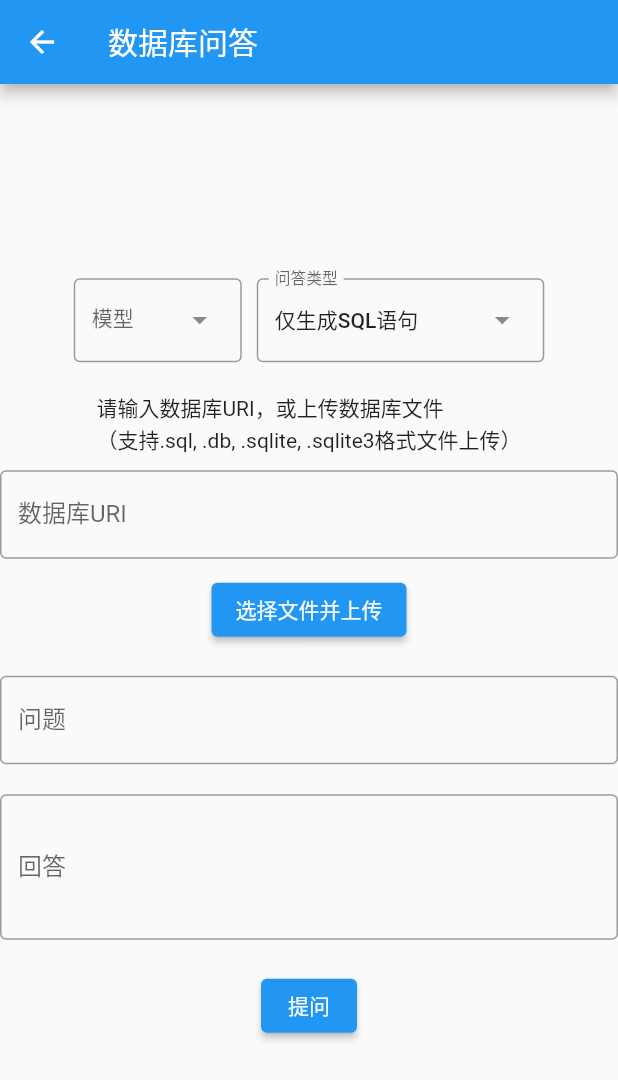
After one commit to zqwang-cn/llm-apps, a Flutter app: the SQLQA screen opened directly, on a phone screen of 412 x 824 dp. The commit adds this screen. Shown: the top 1080 px of the screen. Run offline on Flutter 3.47's test engine with Material 2 defaults, Android fonts, the light colour scheme and no system bars; our stand-ins replace file_picker.

Commit message:
add sql-qa gui

```diff
--- /dev/null
+++ b/gui/lib/sql_qa.dart
@@ -0,0 +1,182 @@
+import 'dart:convert';
+
+import 'package:file_picker/file_picker.dart';
+import 'package:flutter/material.dart';
+import 'package:http/http.dart' as http;
+
+import 'utils.dart';
+
+class SQLQA extends StatefulWidget {
+  const SQLQA({super.key});
+
+  @override
+  State<SQLQA> createState() => _SQLQAState();
+}
+
+class _SQLQAState extends State<SQLQA> {
+  String? model;
+  String type = 'sql';
+  TextEditingController uri = TextEditingController();
+  TextEditingController question = TextEditingController();
+  TextEditingController result = TextEditingController();
+
+  @override
+  Widget build(BuildContext context) {
+    return Scaffold(
+      appBar: AppBar(
+        title: const Text('数据库问答'),
+      ),
+      body: Center(
+          child: SizedBox(
+              width: 500,
+              child: Column(
+                mainAxisAlignment: MainAxisAlignment.center,
+                children: <Widget>[
+                  OverflowBar(
+                    spacing: 10,
+                    children: <Widget>[
+                      DropdownMenu<String>(
+                        label: const Text('模型'),
+                        onSelected: (value) {
+                          model = value;
+                        },
+                        dropdownMenuEntries: modelInfos.keys
+                            .where((name) =>
+                                modelInfos[name]['status'] == 'loaded')
+                            .map<DropdownMenuEntry<String>>((String value) {
+                          return DropdownMenuEntry<String>(
+                              value: value, label: value);
+                        }).toList(),
+                      ),
+                      DropdownMenu<String>(
+                        label: const Text('问答类型'),
+                        initialSelection: 'sql',
+                        onSelected: (value) {
+                          type = value!;
+                        },
+                        dropdownMenuEntries: const [
+                          DropdownMenuEntry(label: '仅生成SQL语句', value: 'sql'),
+                          DropdownMenuEntry(label: '生成完整回答', value: 'answer'),
+                        ],
+                      ),
+                    ],
+                  ),
+                  const SizedBox(height: 20),
+                  const Text(
+                      '请输入数据库URI，或上传数据库文件\n（支持.sql, .db, .sqlite, .sqlite3格式文件上传）'),
+                  const SizedBox(height: 10),
+                  TextField(
+                    decoration: const InputDecoration(
+                      labelText: '数据库URI',
+                      border: OutlineInputBorder(),
+                    ),
+                    controller: uri,
+                  ),
+                  const SizedBox(height: 10),
+                  ElevatedButton(
+                    child: const Text('选择文件并上传'),
+                    onPressed: () {
+                      startLoading(context);
+                      FilePicker.platform.pickFiles().then((result) {
+                        if (result == null) {
+                          stopLoading(context);
+                          return;
+                        }
+                        var file = result.files.single;
+                        var request = http.MultipartRequest(
+                            'POST', Uri.parse('$apiRoot/sql-qa/upload'));
+                        var multipart = http.MultipartFile.fromBytes(
+                            'file', file.bytes!.toList(),
+                            filename: file.name);
+                        request.files.add(multipart);
+                        request.send().then((response) {
+                          if (response.statusCode == 200) {
+                            response.stream
+                                .toStringStream()
+                                .join()
+                                .then((value) {
+                              uri.text = json.decode(value)['uri'];
+                              stopLoading(context);
+                              showMsg(context, '上传文件成功');
+                            }).onError((error, stackTrace) {
+                              stopLoading(context);
+                              showMsg(context, '上传文件失败');
+                            });
+                          } else {
+                            stopLoading(context);
+                            showMsg(context, '上传文件失败');
+                          }
+                        }).onError((error, stackTrace) {
+                          stopLoading(context);
+                          showMsg(context, '上传文件失败');
+                        });
+                      }).onError((error, stackTrace) {
+                        stopLoading(context);
+                        showMsg(context, '选择文件失败');
+                      });
+                    },
+                  ),
+                  const SizedBox(height: 20),
+                  TextField(
+                    decoration: const InputDecoration(
+                      labelText: '问题',
+                      border: OutlineInputBorder(),
+                    ),
+                    controller: question,
+                  ),
+                  const SizedBox(height: 20),
+                  TextField(
+                    decoration: const InputDecoration(
+                      labelText: '回答',
+                      border: OutlineInputBorder(),
+                    ),
+                    controller: result,
+                    maxLines: 3,
+                    readOnly: true,
+                  ),
+                  const SizedBox(height: 20),
+                  ElevatedButton(
+                    child: const Text('提问'),
+                    onPressed: () {
+                      if (model == null) {
+                        showMsg(context, '请选择模型');
+                        return;
+                      }
+                      if (uri.text == '') {
+                        showMsg(context, '请输入数据库URI或上传数据库文件');
+                        return;
+                      }
+                      if (question.text == '') {
+                        showMsg(context, '请输入问题');
+                        return;
+                      }
+
+                      startLoading(context);
+                      http
+                          .post(Uri.parse('$apiRoot/sql-qa/query'),
+                              headers: {"content-type": "application/json"},
+                              body: json.encode({
+                                'model_name': model,
+                                'type': type,
+                                'uri': uri.text,
+                                'question': question.text
+                              }))
+                          .then((response) {
+                        stopLoading(context);
+                        if (response.statusCode == 200) {
+                          result.text = json.decode(response.body)['result'];
+                          showMsg(context, '调用成功');
+                        } else {
+                          showMsg(context, '调用失败');
+                        }
+                      }).onError((error, stackTrace) {
+                        stopLoading(context);
+                        showMsg(context, '调用失败');
+                      });
+                    },
+                  ),
+                ],
+              ))),
+    );
+  }
+}
```
Also changed, not shown: gui/lib/main.dart (+31 -0 lines).
